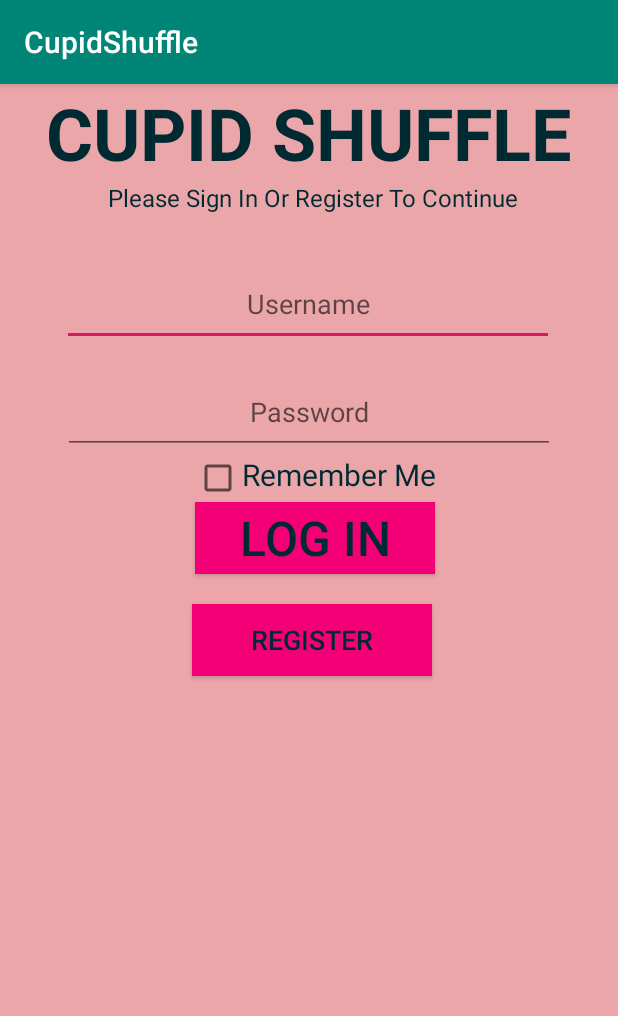
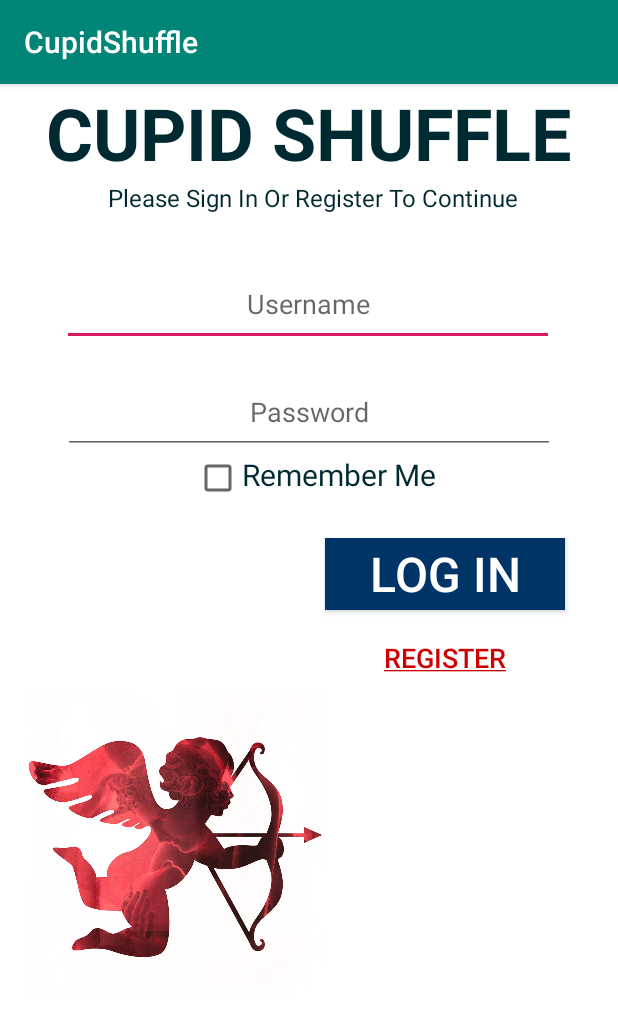
Before and after one commit to InquisitiveMindHasToKnow/CupidShuffle, an Android app: the screen it shows after launch (LoginActivity), on a phone screen of 412 x 824 dp. Shown: the top 1016 px of the screen. Run offline under Robolectric (Android 15) with nearby library versions, the phone set to English and light mode, and no system bars; our stand-ins replace Picasso.

Commit message:
modified UI of login and registration pages

```diff
--- a/app/build.gradle
+++ b/app/build.gradle
@@ -25,4 +25,6 @@ dependencies {
     testImplementation 'junit:junit:4.12'
     androidTestImplementation 'com.android.support.test:runner:1.0.2'
     androidTestImplementation 'com.android.support.test.espresso:espresso-core:3.0.2'
+    implementation 'com.squareup.picasso:picasso:2.71828'
+
 }
--- a/app/src/main/java/com/example/cupidshuffle/LoginActivity.java
+++ b/app/src/main/java/com/example/cupidshuffle/LoginActivity.java
@@ -2,6 +2,7 @@ package com.example.cupidshuffle;
 
 import android.content.Intent;
 import android.content.SharedPreferences;
+import android.graphics.Paint;
 import android.os.SystemClock;
 import android.support.v7.app.AppCompatActivity;
 import android.os.Bundle;
@@ -9,8 +10,11 @@ import android.view.View;
 import android.widget.Button;
 import android.widget.CheckBox;
 import android.widget.EditText;
+import android.widget.ImageView;
 import android.widget.TextView;
 import android.widget.Toast;
+
+import com.squareup.picasso.Picasso;
 
 public class LoginActivity extends AppCompatActivity {
 
@@ -24,6 +28,7 @@ public class LoginActivity extends AppCompatActivity {
     private Button loginButton;
     private Button registerButton;
     private SharedPreferences loginSharedPreferences;
+    private ImageView loginPageImage;
 
     @Override
     protected void onCreate(Bundle savedInstanceState) {
@@ -37,6 +42,13 @@ public class LoginActivity extends AppCompatActivity {
         rememberMeCheckBox = findViewById(R.id.remember_me_checkbox);
         loginButton = findViewById(R.id.login_button);
         registerButton = findViewById(R.id.register_button);
+        loginPageImage = findViewById(R.id.loginRegistrationImageView);
+
+        registerButton.setPaintFlags(registerButton.getPaintFlags() | Paint.UNDERLINE_TEXT_FLAG);
+
+        Picasso.get()
+                .load(R.drawable.cupid2)
+                .into(loginPageImage);
 
         loginSharedPreferences = getApplicationContext().getSharedPreferences(SHARED_PREFS_KEY, MODE_PRIVATE);
 
--- a/app/src/main/res/layout/activity_login.xml
+++ b/app/src/main/res/layout/activity_login.xml
@@ -3,7 +3,7 @@
     xmlns:app="http://schemas.android.com/apk/res-auto"
     android:layout_width="match_parent"
     android:layout_height="match_parent"
-    android:background="@color/backgroundPrimary">
+    android:background="#FFF">
 
     <TextView
         android:id="@+id/login_screen_title_textview"
@@ -30,7 +30,7 @@
         app:layout_constraintLeft_toLeftOf="parent"
         app:layout_constraintRight_toRightOf="parent"
         app:layout_constraintBottom_toTopOf="@id/user_name_edittext"
-        />
+        android:layout_marginLeft="72dp" />
 
 
     <EditText
@@ -66,12 +66,13 @@
         android:id="@+id/remember_me_checkbox"
         android:layout_width="wrap_content"
         android:layout_height="wrap_content"
+        android:textAlignment="center"
+        app:layout_constraintBottom_toTopOf="@id/login_button"
+        app:layout_constraintLeft_toLeftOf="parent"
+        app:layout_constraintRight_toRightOf="@id/checkbox_prompt"
         app:layout_constraintTop_toBottomOf="@id/user_password_edittext"
-        app:layout_constraintRight_toRightOf="@id/checkbox_prompt"
-        app:layout_constraintLeft_toLeftOf="parent"
-        app:layout_constraintBottom_toTopOf="@id/login_button"
 
-        />
+        app:layout_constraintVertical_bias="0.0" />
 
     <TextView
         android:id="@+id/checkbox_prompt"
@@ -87,30 +88,42 @@
         android:id="@+id/login_button"
         android:layout_width="160dp"
         android:layout_height="wrap_content"
-        android:layout_marginTop="32dp"
+        android:layout_marginLeft="160dp"
+        android:layout_marginTop="56dp"
+        android:layout_marginRight="16dp"
+        android:background="@color/buttonPrimaryColor"
+        android:text="Log In"
+        android:textColor="@color/buttonTextColor"
         android:textSize="32sp"
-        android:text="Log In"
-        android:background="@color/buttonPrimaryColor"
-        android:textColor="@color/textPrimaryColor"
-        app:layout_constraintHorizontal_bias="0.517"
+        app:layout_constraintHorizontal_bias="0.746"
         app:layout_constraintLeft_toLeftOf="parent"
         app:layout_constraintRight_toRightOf="parent"
         app:layout_constraintTop_toBottomOf="@id/user_password_edittext" />
 
     <Button
         android:id="@+id/register_button"
+        style="@style/Widget.AppCompat.Button.Borderless.Colored"
         android:layout_width="160dp"
         android:layout_height="wrap_content"
-        android:layout_marginTop="20dp"
-        android:layout_marginEnd="124dp"
+        android:layout_marginLeft="160dp"
+        android:layout_marginTop="8dp"
+        android:layout_marginRight="16dp"
+        android:background="#FFFFFF"
+        android:text="Register"
+        android:textColor="@android:color/holo_red_dark"
         android:textSize="18sp"
-        android:text="Register"
-        android:background="@color/buttonPrimaryColor"
-        android:textColor="@color/textPrimaryColor"
-        app:layout_constraintHorizontal_bias="1.0"
+        app:layout_constraintHorizontal_bias="0.746"
         app:layout_constraintLeft_toLeftOf="parent"
         app:layout_constraintRight_toRightOf="parent"
-        app:layout_constraintTop_toBottomOf="@id/login_button"
-        android:layout_marginRight="124dp" />
+        app:layout_constraintTop_toBottomOf="@id/login_button" />
+
+    <ImageView
+        android:id="@+id/loginRegistrationImageView"
+        android:layout_width="200dp"
+        android:layout_height="200dp"
+        android:layout_marginStart="16dp"
+        app:layout_constraintTop_toBottomOf="@id/register_button"
+        app:layout_constraintLeft_toLeftOf="parent"
+        android:layout_marginLeft="16dp" />
 
 </android.support.constraint.ConstraintLayout>
--- a/app/src/main/res/layout/activity_user_registration.xml
+++ b/app/src/main/res/layout/activity_user_registration.xml
@@ -12,7 +12,7 @@
         android:layout_height="wrap_content"
         android:gravity="center"
         android:text="Please Enter Desired Credentials Below"
-        android:textColor="@color/colorPrimaryDark"
+        android:textColor="@color/textPrimaryColor"
         android:textSize="24sp"
         android:textStyle="bold"
         app:layout_constraintBottom_toTopOf="@id/user_registration_name_edittext"
@@ -69,6 +69,8 @@
         android:layout_width="160dp"
         android:layout_height="wrap_content"
         android:layout_marginTop="32dp"
+        android:background="@color/buttonPrimaryColor"
+        android:textColor="#FFF"
         android:text="Register"
         android:textSize="24sp"
         app:layout_constraintHorizontal_bias="0.517"
--- a/app/src/main/res/values/colors.xml
+++ b/app/src/main/res/values/colors.xml
@@ -6,6 +6,7 @@
 
     <color name="backgroundPrimary">#EBA6A9</color>
     <color name="textPrimaryColor">#002A32</color>
-    <color name="buttonPrimaryColor">#F40076</color>
+    <color name="buttonTextColor">#FFF</color>
+    <color name="buttonPrimaryColor">#003366</color>
 
 </resources>
```
Also changed, not shown: app/src/main/res/drawable/aimingcupid2.jpeg (added), app/src/main/res/drawable/cupid2.jpg (added).
